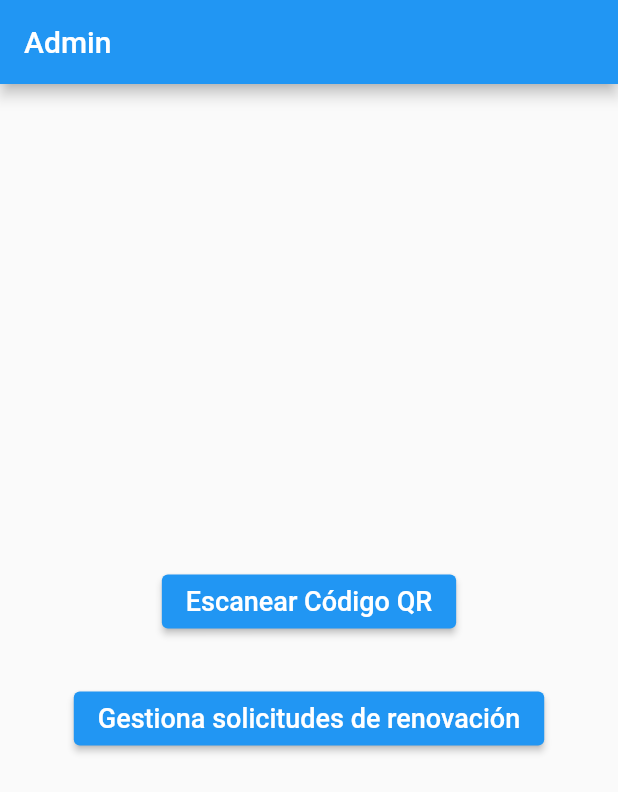
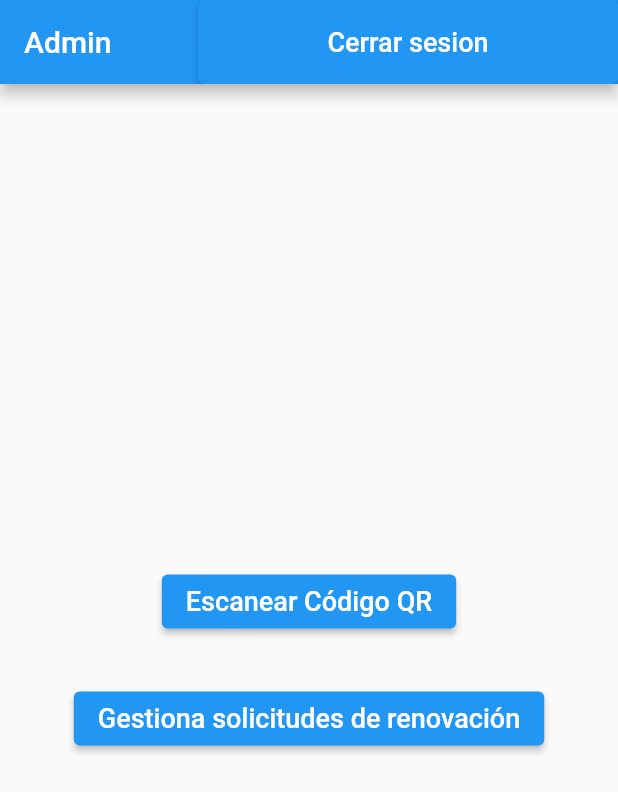
Before and after one commit to Acosta-Saul/Flutter-App, a Flutter app: the Admin screen opened directly, on a phone screen of 412 x 824 dp. Shown: the top 792 px of the screen. Run offline on Flutter 3.47's test engine with Material 2 defaults, Android fonts, the light colour scheme and no system bars; our stand-ins replace cloud_firestore, firebase_auth, firebase_core, image_picker, pdf, qr_flutter; missing offline and left inert: google_ml_kit, qrscan; accounts and stored records are empty.

Commit message:
fix: se acomodo los botones de cerrar sesion

```diff
--- a/lib/admin.dart
+++ b/lib/admin.dart
@@ -23,6 +23,27 @@ class _AdminState extends State<Admin> {
       appBar: AppBar(
         automaticallyImplyLeading: false,
         title: Text("Admin"),
+        actions: [
+          const SizedBox(
+            height: 30.0,
+          ),
+          ElevatedButton(
+              //Boton para cerrar sesion y que te redirija al login
+              onPressed: () {
+                FirebaseAuth.instance.signOut();
+                Navigator.pushAndRemoveUntil(
+                    context,
+                    MaterialPageRoute(builder: (context) => LoginPage()),
+                    (route) => false);
+              },
+              style: ElevatedButton.styleFrom(
+                padding: const EdgeInsets.all(15.0),
+                fixedSize: const Size(280, 55),
+              ),
+              child: const Text("Cerrar sesion",
+                  style:
+                      TextStyle(fontSize: 18.0, fontStyle: FontStyle.normal)))
+        ],
       ),
       body: Column(
         mainAxisAlignment: MainAxisAlignment.center,
--- a/lib/home.dart
+++ b/lib/home.dart
@@ -36,7 +36,7 @@ class _homeState extends State<home> {
                       (route) => false);
                 },
                 style: ElevatedButton.styleFrom(
-                  padding: const EdgeInsets.all(20.0),
+                  padding: const EdgeInsets.all(15.0),
                   fixedSize: const Size(280, 55),
                 ),
                 child: const Text("Cerrar sesion",
```
